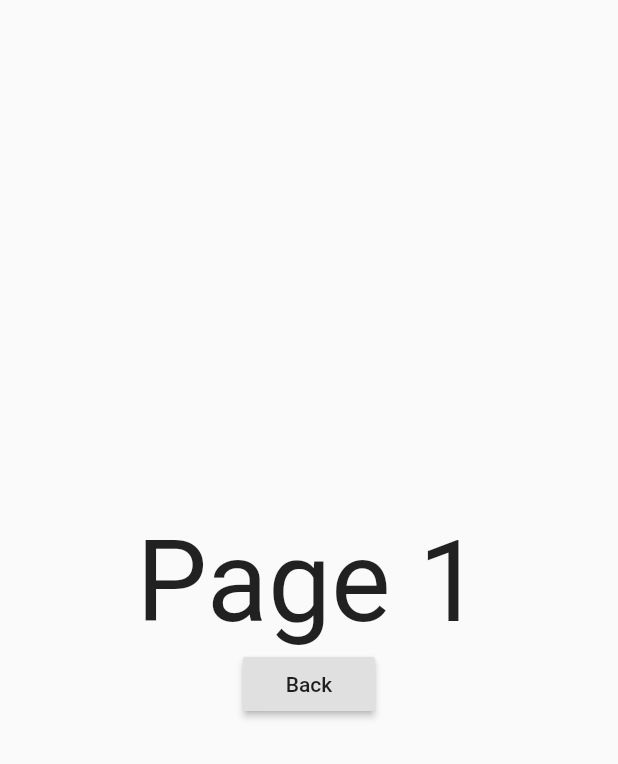
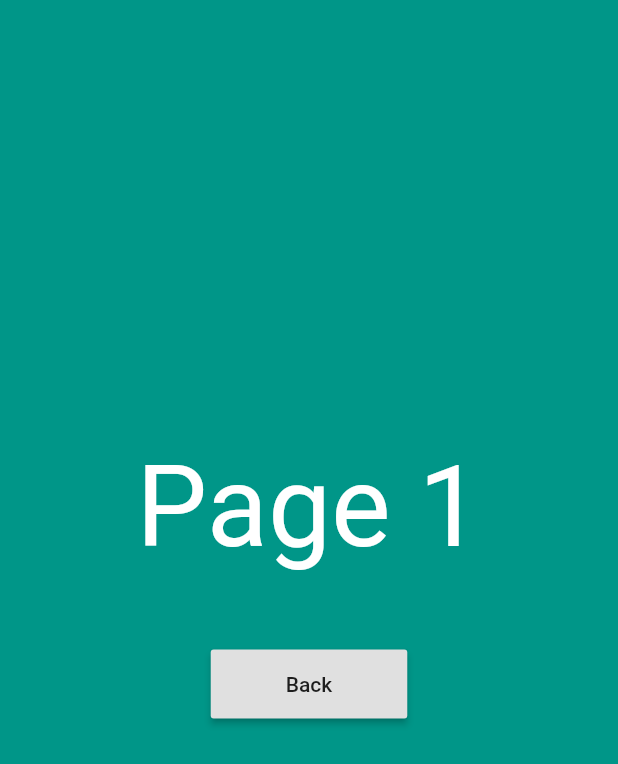
Before and after one commit to kirbs-btw/flutter, a Flutter app: the PageOne screen opened by its route, on a phone screen of 412 x 824 dp. Shown: the top 764 px of the screen. Run offline on Flutter 3.47's test engine with Material 2 defaults, Android fonts, the phone set to English and light mode, and no system bars; Roboto replaces fonts that are missing (GothamBlack).

Commit message:
Add files via upload

```diff
--- a/lib/pages/page_one/page_one.dart
+++ b/lib/pages/page_one/page_one.dart
@@ -19,7 +19,9 @@ class _PageOne extends State<PageOne> {
   Widget build(BuildContext context) {
 
     return Scaffold(
-      body: Center(
+      backgroundColor: Colors.teal,
+      body: Container(
+        child: Center(
           child: Column(
             mainAxisAlignment: MainAxisAlignment.center,
             children: <Widget>[
@@ -28,21 +30,24 @@ class _PageOne extends State<PageOne> {
                 style: TextStyle(
                   fontSize: 75,
                   fontFamily: 'GothamBlack',
+                  backgroundColor: Colors.teal,
+                  color: Colors.white,
                 ),
               ),
-            RaisedButton(
+              Container(
+                margin: EdgeInsets.all(50),
+                child: RaisedButton(
+                  padding: EdgeInsets.fromLTRB(50, 15, 50, 15),
                   child: const Text('Back'),
                   onPressed: (){
                     Navigator.pushNamed(context, '/home');
                   },
                 ),
+              ),
             ],
+          ),
         ),
       ),
     );
   }
 }
-
-void test() {
-  var name = "sir";
-}
```
Lines whose indentation alone changed are shown as unchanged.
